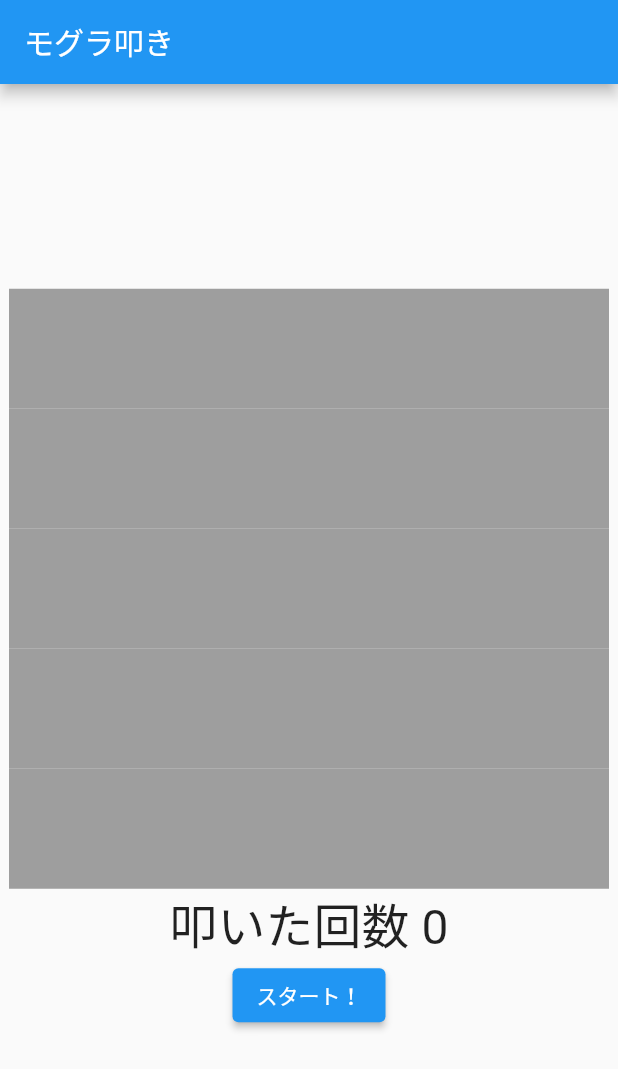
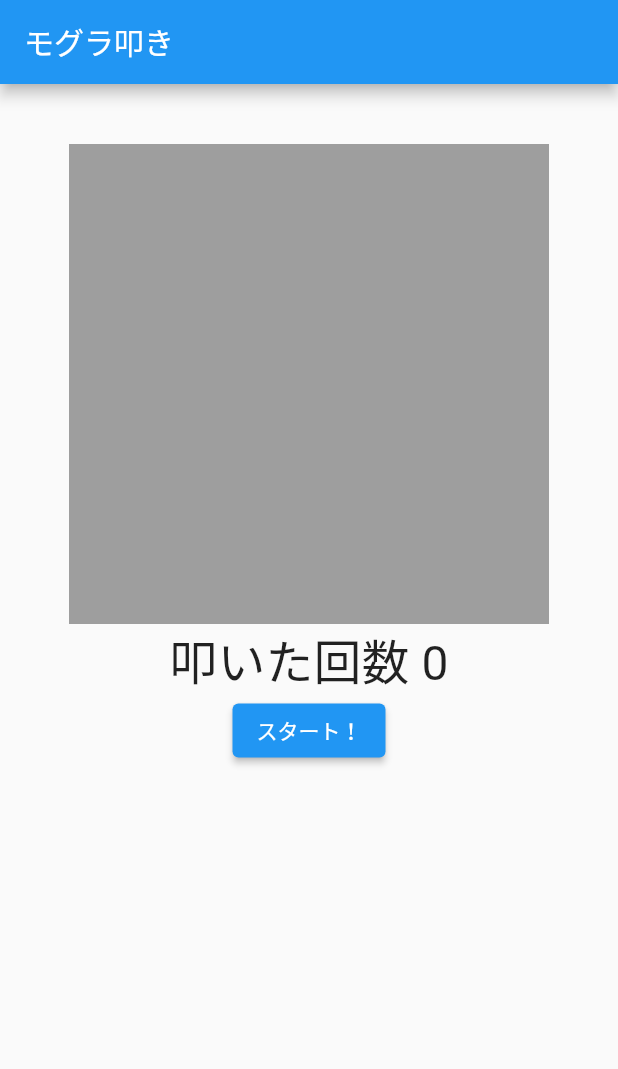
Before and after one commit to kenta-wakasa/mogura, a Flutter app: the screen it shows after launch, on a phone screen of 412 x 824 dp. Shown: the top 1069 px of the screen. Run offline on Flutter 3.47's test engine with Material 2 defaults, Android fonts, the phone set to English and light mode, and no system bars; our stand-ins replace firebase_core; accounts and stored records are empty.

Commit message:
余白の調整

```diff
--- a/lib/main.dart
+++ b/lib/main.dart
@@ -69,7 +69,7 @@
 class _MoguraPageState extends State<MoguraPage> {
   static const playTime = 10;
   static const sideLength = 5;
-  static const cellLength = 80.0;
+  static const cellLength = 64.0;
 
   int count = 0;
 
@@ -123,11 +123,9 @@
       ),
       body: Center(
         child: Column(
-          mainAxisAlignment: MainAxisAlignment.center,
+          mainAxisAlignment: MainAxisAlignment.start,
           children: [
-            const SizedBox(
-              height: 40,
-            ),
+            const SizedBox(height: 40),
             for (var y = 0; y < sideLength; y++)
               Row(
                 mainAxisAlignment: MainAxisAlignment.center,
```
